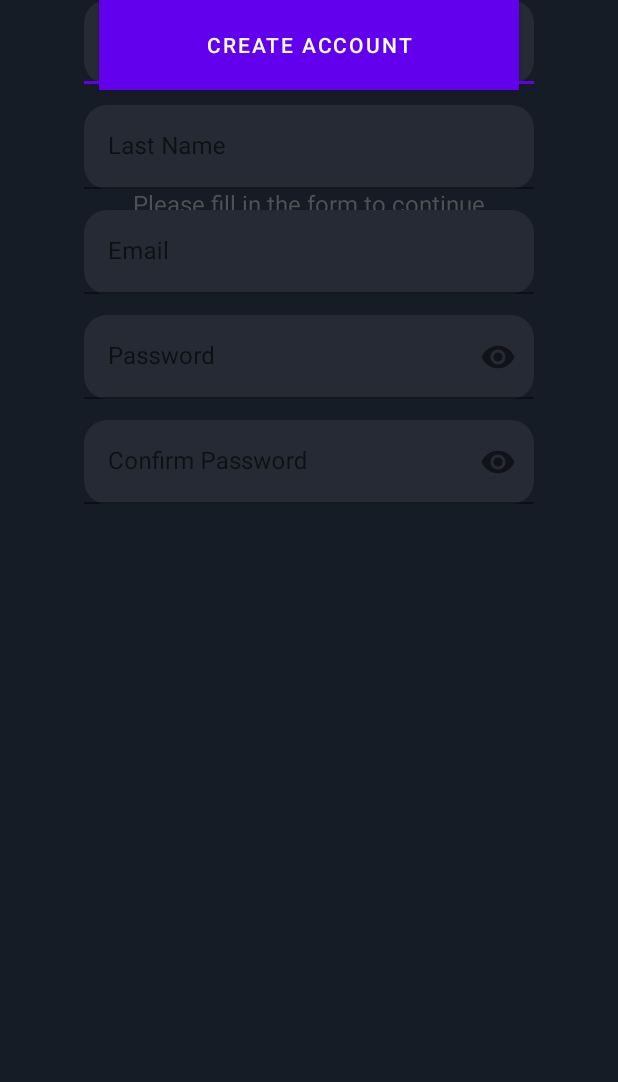
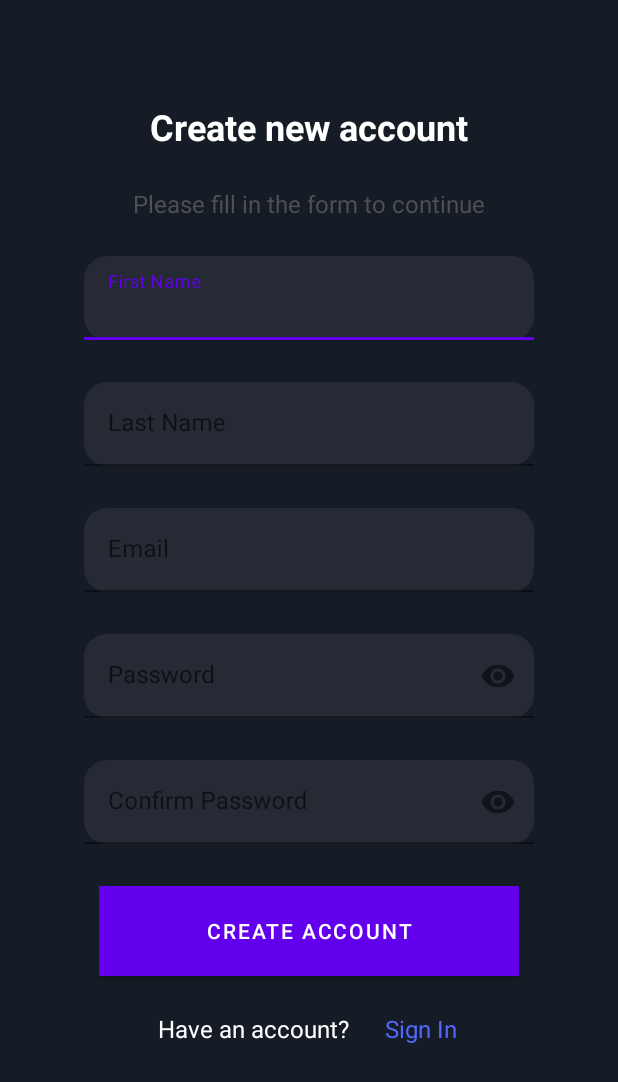
Before and after one commit to UnFameeee/Android-Movie-Application-FinalExam, an Android app: the RegisterActivity screen opened directly, with no data from a screen before it, on a phone screen of 412 x 824 dp. Shown: the top 1082 px of the screen. Run offline under Robolectric (Android 15) with nearby library versions, the light colour scheme and no system bars; our stand-ins replace Firebase (no records; nobody signed in at launch, a user with empty details on screens opened directly); Roboto replaces fonts that are not available here.

Commit message:
fixing layout
fixing layout

```diff
--- a/Movie-Application/app/src/main/res/layout-land/activity_register.xml
+++ /dev/null
@@ -1,162 +0,0 @@
-<?xml version="1.0" encoding="utf-8"?>
-<androidx.constraintlayout.widget.ConstraintLayout xmlns:android="http://schemas.android.com/apk/res/android"
-    xmlns:app="http://schemas.android.com/apk/res-auto"
-    xmlns:tools="http://schemas.android.com/tools"
-    android:layout_width="match_parent"
-    android:layout_height="match_parent"
-    tools:context=".ui.RegisterActivity">
-
-    <TextView
-        android:id="@+id/textView2"
-        android:layout_width="match_parent"
-        android:layout_height="40dp"
-        android:layout_marginTop="2dp"
-        android:background="@color/grey"
-        android:gravity="center"
-        android:text="Create Account"
-        android:textAlignment="center"
-        android:textColor='@color/black'
-        android:textSize="20dp"
-        android:textStyle="bold"
-        app:layout_constraintTop_toTopOf="parent"
-        tools:ignore="MissingConstraints"
-        tools:layout_editor_absoluteX="0dp" />
-
-    <com.google.android.material.textfield.TextInputLayout
-        android:id="@+id/textInputLayout"
-        android:layout_width="match_parent"
-        android:layout_height="40dp"
-        android:layout_marginTop="2dp"
-        app:layout_constraintEnd_toEndOf="parent"
-        app:layout_constraintHorizontal_bias="1.0"
-        app:layout_constraintStart_toStartOf="parent"
-        app:layout_constraintTop_toBottomOf="@+id/textView2"
-        tools:ignore="MissingConstraints">
-
-        <com.google.android.material.textfield.TextInputEditText
-            android:layout_width="match_parent"
-            android:layout_height="35dp"
-            android:layout_marginTop="5dp"
-            android:layout_marginRight="10dp"
-            android:layout_marginLeft="10dp"
-            android:background="@drawable/border"
-            android:hint="First Name"
-
-            />
-    </com.google.android.material.textfield.TextInputLayout>
-
-    <com.google.android.material.textfield.TextInputLayout
-        android:id="@+id/textInputLayout3"
-        android:layout_width="match_parent"
-        android:layout_height="40dp"
-        android:layout_marginTop="2dp"
-        app:layout_constraintTop_toBottomOf="@+id/textInputLayout"
-        tools:ignore="MissingConstraints"
-        tools:layout_editor_absoluteX="0dp">
-
-        <com.google.android.material.textfield.TextInputEditText
-            android:layout_width="match_parent"
-            android:layout_height="35dp"
-            android:layout_marginTop="5dp"
-            android:layout_marginRight="10dp"
-            android:layout_marginLeft="10dp"
-            android:background="@drawable/border"
-            android:hint="Last Name" />
-    </com.google.android.material.textfield.TextInputLayout>
-
-    <com.google.android.material.textfield.TextInputLayout
-        android:id="@+id/textInputLayout2"
-        android:layout_width="match_parent"
-        android:layout_height="40dp"
-        android:layout_marginTop="2dp"
-        app:layout_constraintTop_toBottomOf="@+id/textInputLayout3"
-        tools:ignore="MissingConstraints"
-        tools:layout_editor_absoluteX="2dp">
-
-        <com.google.android.material.textfield.TextInputEditText
-            android:layout_width="match_parent"
-            android:layout_height="35dp"
-            android:layout_marginTop="5dp"
-            android:layout_marginRight="10dp"
-            android:layout_marginLeft="10dp"
-            android:background="@drawable/border"
-            android:hint="Email" />
-    </com.google.android.material.textfield.TextInputLayout>
-
-    <com.google.android.material.textfield.TextInputLayout
-        android:id="@+id/textInputLayout4"
-        android:layout_width="match_parent"
-        android:layout_height="40dp"
-        android:layout_marginTop="2dp"
-        app:layout_constraintTop_toBottomOf="@+id/textInputLayout2"
-        tools:ignore="MissingConstraints"
-        tools:layout_editor_absoluteX="0dp">
-
-        <com.google.android.material.textfield.TextInputEditText
-            android:layout_width="match_parent"
-            android:layout_height="35dp"
-            android:layout_marginTop="5dp"
-            android:layout_marginRight="10dp"
-            android:layout_marginLeft="10dp"
-            android:background="@drawable/border"
-            android:hint="Password"
-            android:singleLine="true" />
-    </com.google.android.material.textfield.TextInputLayout>
-
-    <com.google.android.material.textfield.TextInputLayout
-        android:id="@+id/textInputLayout5"
-        android:layout_width="match_parent"
-        android:layout_height="40dp"
-        android:layout_marginTop="2dp"
-        app:layout_constraintTop_toBottomOf="@+id/textInputLayout4"
-        tools:ignore="MissingConstraints"
-        tools:layout_editor_absoluteX="0dp">
-
-        <com.google.android.material.textfield.TextInputEditText
-            android:layout_width="match_parent"
-            android:layout_height="35dp"
-            android:layout_marginTop="5dp"
-            android:layout_marginRight="10dp"
-            android:layout_marginLeft="10dp"
-            android:background="@drawable/border"
-            android:hint="Confirm Password" />
-    </com.google.android.material.textfield.TextInputLayout>
-
-    <CheckBox
-        android:id="@+id/checkedTextView"
-        android:layout_width="339dp"
-        android:layout_height="28dp"
-        android:layout_margin="15dp"
-        android:layout_marginTop="18dp"
-        android:hint="@string/text_checkbox"
-        app:layout_constraintTop_toBottomOf="@+id/textInputLayout5"
-        tools:ignore="MissingConstraints"
-        tools:layout_editor_absoluteX="10dp" />
-
-    <Button
-        android:id="@+id/create"
-        android:layout_width="304dp"
-        android:layout_height="50dp"
-        android:layout_marginTop="15dp"
-        android:layout_marginEnd="16dp"
-        android:layout_marginBottom="15dp"
-        android:background="@drawable/button_register"
-        android:text=" Create Account"
-        android:textColor="@color/white"
-        app:layout_constraintBottom_toBottomOf="parent"
-        app:layout_constraintEnd_toEndOf="parent"
-        app:layout_constraintTop_toBottomOf="@+id/textInputLayout5"
-        tools:ignore="MissingConstraints" />
-
-    <TextView
-        android:layout_width="333dp"
-        android:layout_height="20dp"
-        android:layout_marginStart="10dp"
-        android:layout_marginTop="6dp"
-        android:hint="@string/text_account"
-        android:textSize="13dp"
-        android:textStyle="bold"
-        app:layout_constraintStart_toStartOf="parent"
-        app:layout_constraintTop_toBottomOf="@+id/checkedTextView"
-        tools:ignore="MissingConstraints" />
-</androidx.constraintlayout.widget.ConstraintLayout>
--- a/Movie-Application/app/src/main/res/layout/activity_register.xml
+++ b/Movie-Application/app/src/main/res/layout/activity_register.xml
@@ -64,11 +64,12 @@
         android:id="@+id/textInputLayout"
         android:layout_width="320dp"
         android:layout_height="60dp"
+        android:layout_marginTop="24dp"
         android:hint="First Name"
         app:layout_constraintEnd_toEndOf="parent"
         app:layout_constraintStart_toStartOf="parent"
-        tools:ignore="MissingConstraints"
-        tools:layout_editor_absoluteY="184dp">
+        app:layout_constraintTop_toBottomOf="@+id/textView8"
+        tools:ignore="MissingConstraints">
 
         <com.google.android.material.textfield.TextInputEditText
             android:id="@+id/editTextFname"
@@ -85,7 +86,7 @@
         android:id="@+id/textInputLayout3"
         android:layout_width="320dp"
         android:layout_height="60dp"
-        android:layout_marginTop="10dp"
+        android:layout_marginTop="24dp"
         app:layout_constraintEnd_toEndOf="parent"
         app:layout_constraintStart_toStartOf="parent"
         app:layout_constraintTop_toBottomOf="@+id/textInputLayout"
@@ -105,7 +106,7 @@
         android:id="@+id/textInputLayout2"
         android:layout_width="320dp"
         android:layout_height="60dp"
-        android:layout_marginTop="10dp"
+        android:layout_marginTop="24dp"
         app:layout_constraintEnd_toEndOf="parent"
         app:layout_constraintStart_toStartOf="parent"
         app:layout_constraintTop_toBottomOf="@+id/textInputLayout3"
@@ -125,7 +126,7 @@
         android:id="@+id/textInputLayout4"
         android:layout_width="320dp"
         android:layout_height="60dp"
-        android:layout_marginTop="10dp"
+        android:layout_marginTop="24dp"
         app:layout_constraintEnd_toEndOf="parent"
         app:layout_constraintStart_toStartOf="parent"
         app:layout_constraintTop_toBottomOf="@+id/textInputLayout2"
@@ -148,7 +149,7 @@
         android:id="@+id/textInputLayout5"
         android:layout_width="320dp"
         android:layout_height="60dp"
-        android:layout_marginTop="10dp"
+        android:layout_marginTop="24dp"
         app:layout_constraintEnd_toEndOf="parent"
         app:layout_constraintStart_toStartOf="parent"
         app:layout_constraintTop_toBottomOf="@+id/textInputLayout4"
@@ -170,6 +171,7 @@
         android:id="@+id/buttonCreateAcc"
         android:layout_width="280dp"
         android:layout_height="60dp"
+        android:layout_marginTop="24dp"
         android:background="@drawable/button_register"
         android:backgroundTint="#5468FF"
         android:onClick="register"
@@ -177,7 +179,7 @@
         android:textColor="@color/white"
         app:layout_constraintEnd_toEndOf="parent"
         app:layout_constraintStart_toStartOf="parent"
-        tools:ignore="MissingConstraints"
-        tools:layout_editor_absoluteY="554dp" />
+        app:layout_constraintTop_toBottomOf="@+id/textInputLayout5"
+        tools:ignore="MissingConstraints" />
 
 </androidx.constraintlayout.widget.ConstraintLayout>
```
Also changed, not shown: Movie-Application/app/src/main/res/layout-land/activity_main.xml (deleted, +0 -48 lines), Movie-Application/app/src/main/res/layout-land/login_activity.xml (deleted, +0 -144 lines).
